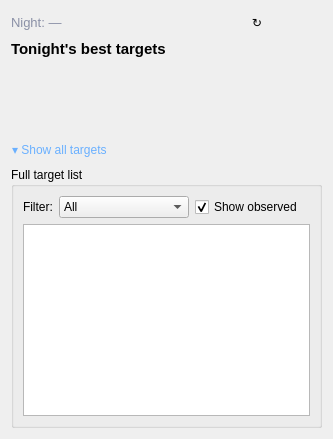
First picture: the form in nightscribe/gui/ui/tonight_tab.ui, repository irydeo/nightscribe, before the edit.
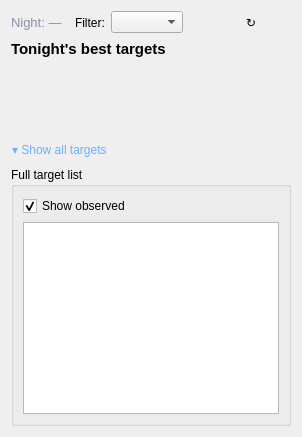
Second picture: the form after the edit.

Commit message: Charts: single-language labels + tight orbit/sky frames + i18n rebuild

```diff
--- a/nightscribe/gui/ui/tonight_tab.ui
+++ b/nightscribe/gui/ui/tonight_tab.ui
@@ -16,6 +16,17 @@
         <property name="orientation"><enum>Qt::Horizontal</enum></property>
        </spacer>
       </item>
+       <item>
+        <widget class="QLabel" name="lbl_filter">
+         <property name="text"><string>Filter:</string></property>
+        </widget>
+      </item>
+      <item>
+        <widget class="QComboBox" name="cmb_filter">
+         <property name="toolTip"><string>Restrict the suggestions and the full list to one object kind</string></property>
+         <property name="minimumWidth"><number>150</number></property>
+        </widget>
+      </item>
       <item>
        <widget class="QLabel" name="lbl_moon">
         <property name="maximumSize"><size><width>32</width><height>32</height></size></property>
@@ -60,21 +71,9 @@
      <property name="title"><string>Full target list</string></property>
      <layout class="QVBoxLayout" name="listLayout">
       <item>
-       <layout class="QHBoxLayout" name="filterLayout">
-        <item><widget class="QLabel" name="lbl_filter"><property name="text"><string>Filter:</string></property></widget></item>
-        <item>
-         <widget class="QComboBox" name="cmb_filter">
-          <item><property name="text"><string>All</string></property></item>
-          <item><property name="text"><string>NEOs</string></property></item>
-          <item><property name="text"><string>Supernovae</string></property></item>
-          <item><property name="text"><string>Comets</string></property></item>
-          <item><property name="text"><string>PCCP</string></property></item>
-          <item><property name="text"><string>Transits</string></property></item>
-          <item><property name="text"><string>Close approaches</string></property></item>
-         </widget>
-        </item>
+         <layout class="QHBoxLayout" name="observedLayout">
         <item><widget class="QCheckBox" name="chk_show_observed"><property name="text"><string>Show observed</string></property><property name="checked"><bool>true</bool></property></widget></item>
-        <item><spacer name="filterSpacer"><property name="orientation"><enum>Qt::Horizontal</enum></property></spacer></item>
+          <item><spacer name="observedSpacer"><property name="orientation"><enum>Qt::Horizontal</enum></property></spacer></item>
        </layout>
       </item>
       <item>
```
Lines whose indentation alone changed are shown as unchanged. The commit also changes 56 other files.
